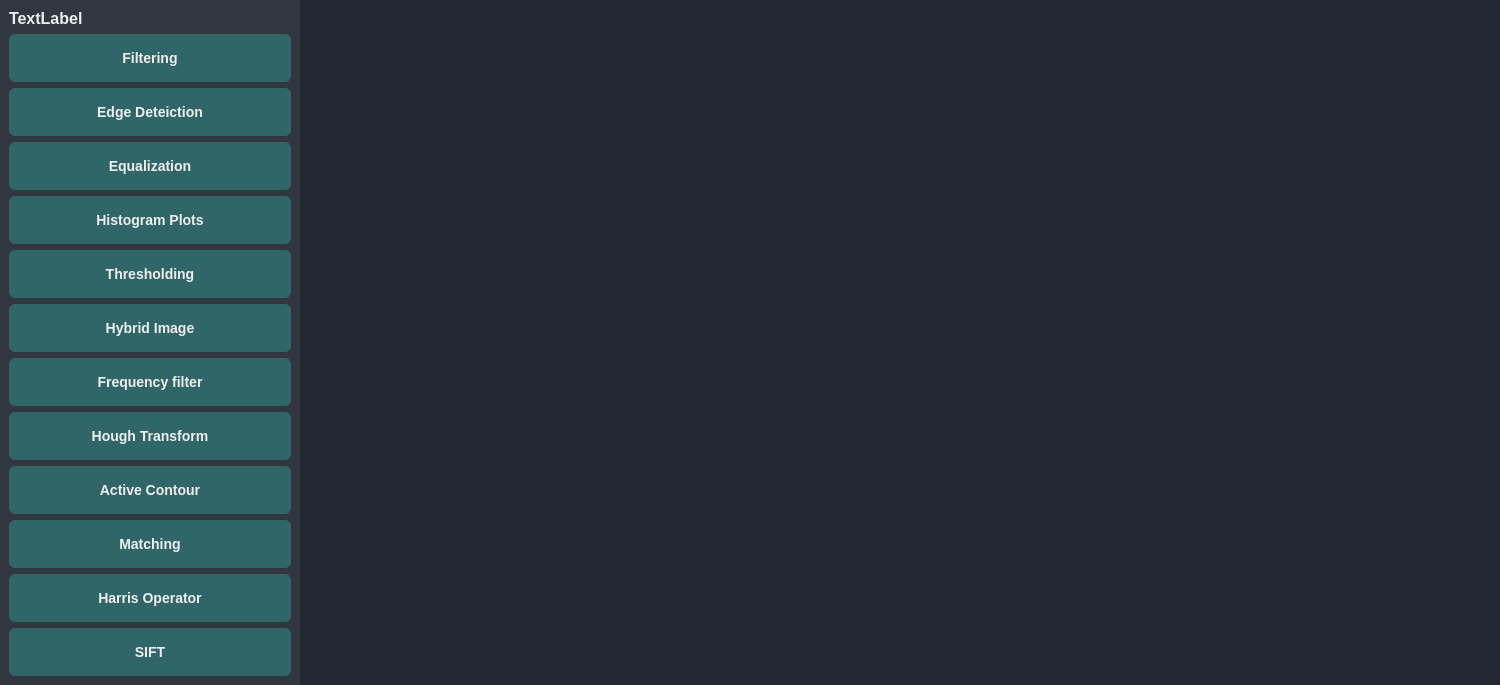
Old version of the form Task1/UI/mainwindow.ui in the repository SBME2025-ComputerVision/Task1_CV_CPP.
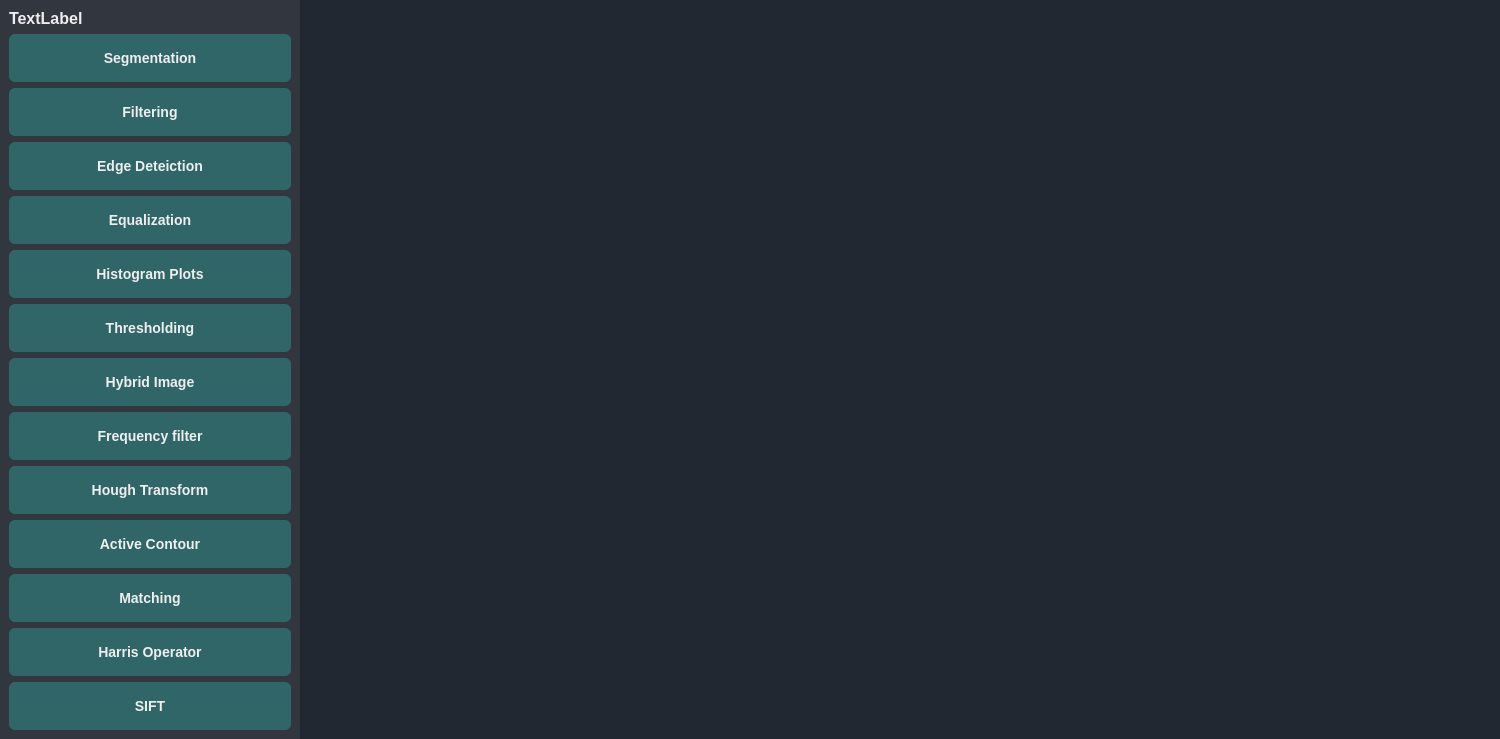
New version of the form.

```diff
--- a/Task1/UI/mainwindow.ui
+++ b/Task1/UI/mainwindow.ui
@@ -7,7 +7,7 @@
     <x>0</x>
     <y>0</y>
     <width>1500</width>
-    <height>663</height>
+    <height>696</height>
    </rect>
   </property>
   <property name="windowTitle">
@@ -128,6 +128,13 @@
          </property>
         </spacer>
        </item>
+       <item>
+        <widget class="QPushButton" name="segmentationBtn">
+         <property name="text">
+          <string>Segmentation</string>
+         </property>
+        </widget>
+       </item>
        <item>
         <widget class="QPushButton" name="filteringBtn">
          <property name="text">
```
